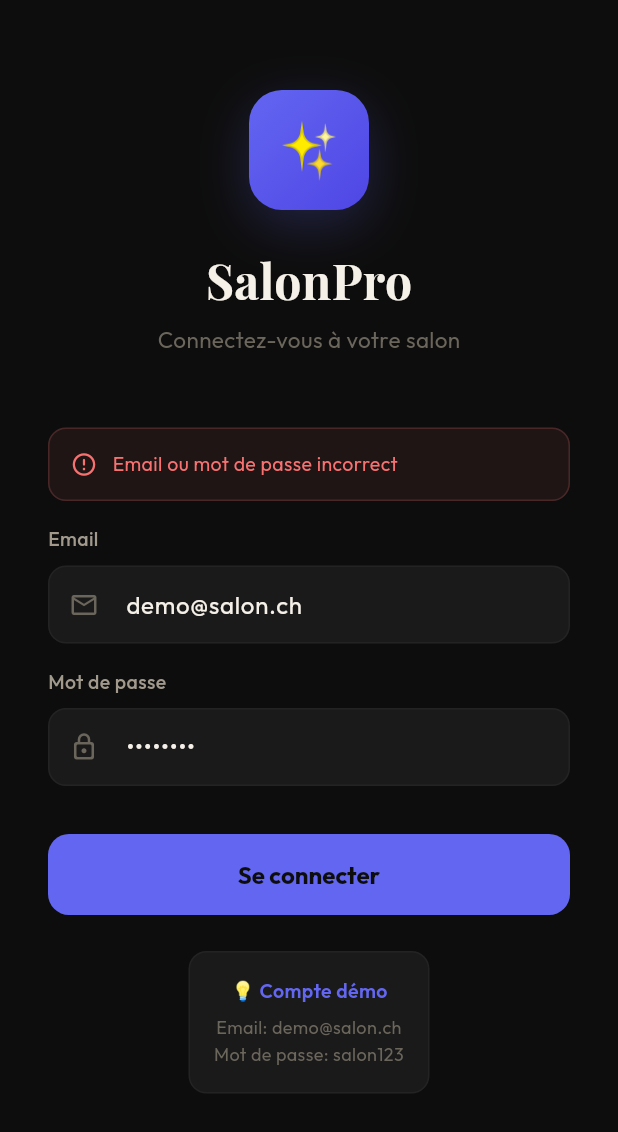
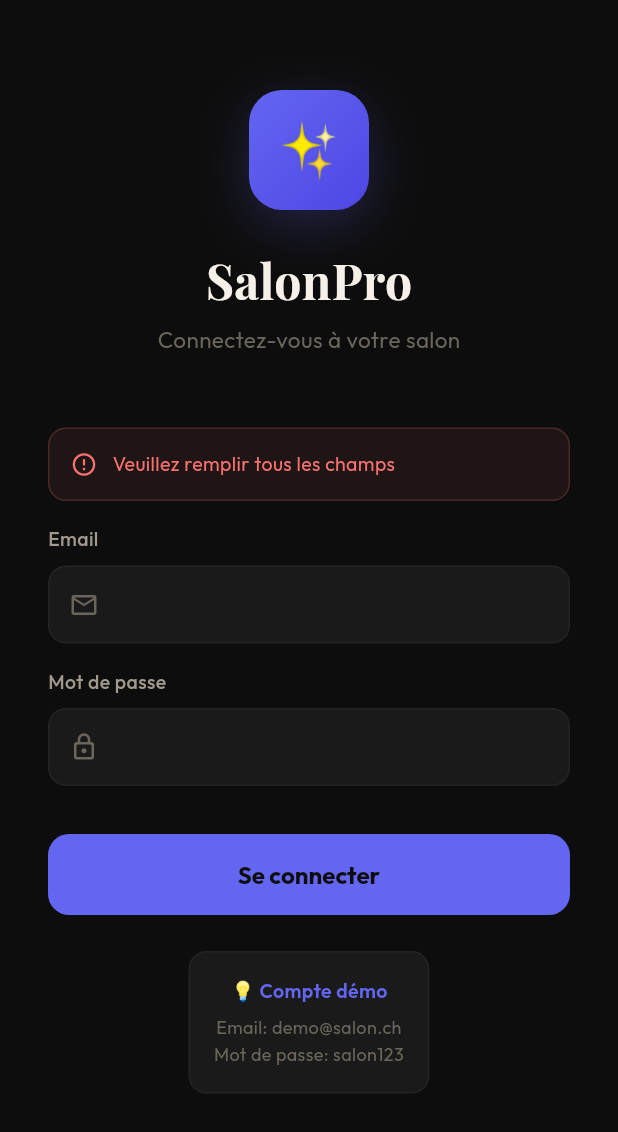
Before and after one commit to BiofaCode/barberpro-saa, a Flutter app: the screen it shows after launch, after a tap on "Se connecter", on a phone screen of 412 x 824 dp. Shown: the top 1132 px of the screen. Run offline on Flutter 3.47's test engine with Material 3 defaults, Android fonts, the phone set to English and light mode, and no system bars; our stand-ins replace google_fonts, shared_preferences; accounts and stored records are empty.

Commit message:
fix(flutter): remove hardcoded demo credentials in login screen

```diff
--- a/barber_app/lib/screens/login_screen.dart
+++ b/barber_app/lib/screens/login_screen.dart
@@ -12,8 +12,8 @@ class LoginScreen extends StatefulWidget {
 }
 
 class _LoginScreenState extends State<LoginScreen> with SingleTickerProviderStateMixin {
-  final _emailController = TextEditingController(text: 'demo@salon.ch');
-  final _passwordController = TextEditingController(text: 'salon123');
+  final _emailController = TextEditingController();
+  final _passwordController = TextEditingController();
   bool _loading = false;
   String? _error;
   late AnimationController _animController;
```
